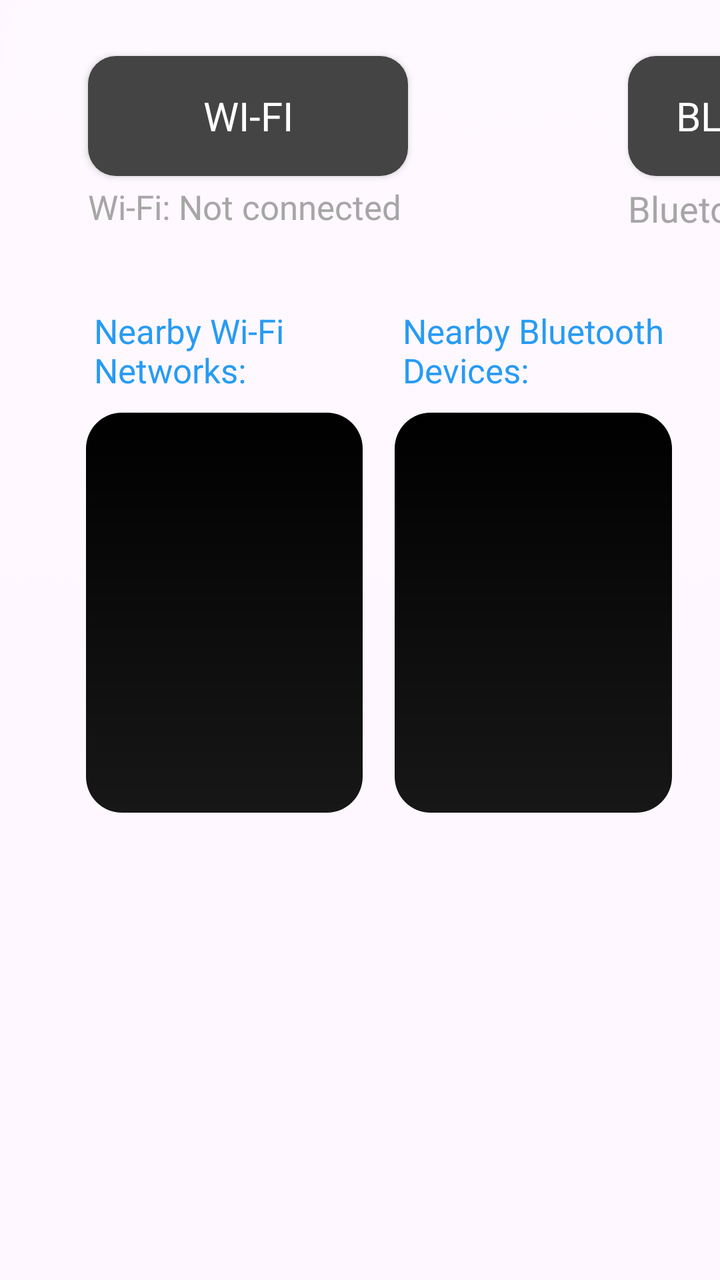
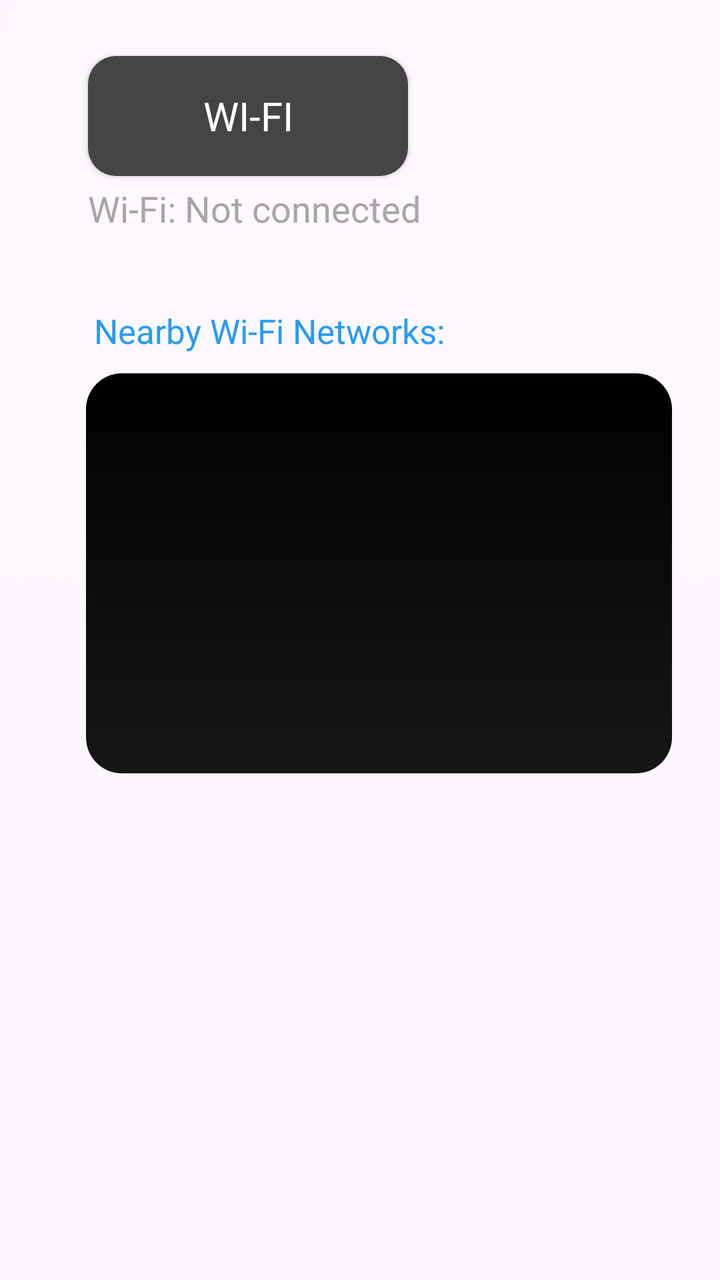

Screens rendered from an Android XML layout before and after an edit, with the pre-edit source and the edit as a unified diff.
<!-- AndroidManifest.xml: application theme Theme.rideOS -->
<!-- res/layout/activity_wireless_fragment.xml -->
<?xml version="1.0" encoding="utf-8"?>
<androidx.constraintlayout.widget.ConstraintLayout xmlns:android="http://schemas.android.com/apk/res/android"
    xmlns:app="http://schemas.android.com/apk/res-auto"
    xmlns:tools="http://schemas.android.com/tools"
    android:layout_width="1001dp"
    android:layout_height="418dp"
    android:background="@drawable/fragmentbg"
    tools:context="com.fanconn.rideOS.menu.WirelessFragment">

    
    <Button
        android:id="@+id/bluetoothToggle"
        android:layout_width="160dp"
        android:layout_height="60dp"
        android:layout_marginStart="314dp"
        android:layout_marginTop="28dp"
        android:background="@drawable/rounded_button1"
        android:backgroundTint="#444444"
        android:fontFamily="@font/kanit"
        android:text="Bluetooth"
        android:textColor="#FFFFFF"
        android:textSize="20dp"
        app:layout_constraintStart_toStartOf="parent"
        app:layout_constraintTop_toTopOf="parent" />

    
    <Button
        android:id="@+id/wifiToggle"
        android:layout_width="160dp"
        android:layout_height="60dp"
        android:layout_marginStart="44dp"
        android:layout_marginTop="28dp"
        android:background="@drawable/rounded_button1"
        android:backgroundTint="#444444"
        android:fontFamily="@font/kanit"
        android:text="Wi-Fi"
        android:textColor="#FFFFFF"
        android:textSize="20dp"
        app:layout_constraintStart_toStartOf="parent"
        app:layout_constraintTop_toTopOf="parent" />

    
    <TextView
        android:id="@+id/bluetoothStatus"
        android:layout_width="450dp"
        android:layout_height="wrap_content"
        android:layout_marginStart="314dp"
        android:layout_marginTop="92dp"
        android:fontFamily="@font/kanitlite"
        android:text="Bluetooth: Not connected"
        android:textColor="#A6A6A6"
        android:textSize="18dp"
        app:layout_constraintStart_toStartOf="parent"
        app:layout_constraintTop_toTopOf="parent" />

    
    <TextView
        android:id="@+id/wifiStatus"
        android:layout_width="260dp"
        android:layout_height="wrap_content"
        android:layout_marginStart="44dp"
        android:layout_marginTop="92dp"
        android:fontFamily="@font/kanitlite"
        android:text="Wi-Fi: Not connected"
        android:textColor="#A6A6A6"
        android:textSize="17dp"
        app:layout_constraintStart_toStartOf="parent"
        app:layout_constraintTop_toTopOf="parent" />

    
    <LinearLayout
        android:id="@+id/wifiSectionLayout"
        android:layout_width="match_parent"
        android:layout_height="wrap_content"
        android:orientation="horizontal"
        android:layout_marginTop="130dp"
        android:layout_marginStart="19dp"
        android:padding="16dp"
        app:layout_constraintTop_toTopOf="parent"
        app:layout_constraintEnd_toEndOf="parent">

        
        <LinearLayout
            android:layout_width="0dp"
            android:layout_height="wrap_content"
            android:layout_weight="1"
            android:orientation="vertical"
            android:padding="8dp">

            <TextView
                android:layout_width="match_parent"
                android:layout_height="wrap_content"
                android:text="Nearby Wi-Fi Networks:"
                android:layout_marginBottom="10dp"
                android:textSize="17dp"
                android:layout_marginStart="4dp"
                android:textColor="#279BF4" />

            <ListView
                android:id="@+id/wifiNetworksList"
                android:layout_width="match_parent"
                android:layout_height="200dp"
                android:background="@drawable/gradientwirelesscards_bg"
                android:divider="@android:color/transparent"
                android:dividerHeight="8dp"
                android:listSelector="@android:color/transparent" />


        </LinearLayout>

        
        <LinearLayout
            android:layout_width="0dp"
            android:layout_height="wrap_content"
            android:layout_weight="1"
            android:orientation="vertical"
            android:padding="8dp">

            <TextView
                android:layout_width="match_parent"
                android:layout_height="wrap_content"
                android:text="Nearby Bluetooth Devices:"
                android:layout_marginBottom="10dp"
                android:textSize="17dp"
                android:layout_marginStart="4dp"
                android:textColor="#279BF4" />

            <ListView
                android:id="@+id/bluetoothDevicesList"
                android:layout_width="match_parent"
                android:layout_height="200dp"
                android:background="@drawable/gradientwirelesscards_bg"
                android:divider="@android:color/transparent"
                android:dividerHeight="8dp"
                android:listSelector="@android:color/transparent"/>
        </LinearLayout>
    </LinearLayout>

    
    <ImageView
        android:id="@+id/line"
        android:layout_width="wrap_content"
        android:layout_height="wrap_content"
        android:layout_marginTop="126dp"
        android:src="@drawable/line"
        app:layout_constraintEnd_toEndOf="parent"
        app:layout_constraintTop_toTopOf="parent" />

    <ImageView
        android:id="@+id/imageView"
        android:layout_width="wrap_content"
        android:layout_height="wrap_content"
        android:layout_marginStart="20dp"
        android:layout_marginTop="14dp"
        android:src="@drawable/wifi_icon_on_wireless"
        app:layout_constraintStart_toStartOf="@+id/wifiToggle"
        app:layout_constraintTop_toTopOf="@+id/wifiToggle" />

    <ImageView
        android:id="@+id/bluetoticon"
        android:layout_width="28dp"
        android:layout_height="30dp"
        android:layout_marginStart="8dp"
        android:layout_marginTop="15dp"
        android:src="@drawable/blutooth_icon_wireless"
        app:layout_constraintStart_toStartOf="@+id/bluetoothToggle"
        app:layout_constraintTop_toTopOf="@+id/bluetoothToggle" />

</androidx.constraintlayout.widget.ConstraintLayout>
<!-- resources referenced by this layout -->
<resources>
  <!-- drawable blutooth_icon_wireless: png bitmap (drawable, 391 bytes) -->
  <!-- drawable fragmentbg: png bitmap (drawable, 51812 bytes) -->
  <!-- drawable gradientwirelesscards_bg (drawable) -->
  <shape xmlns:android="http://schemas.android.com/apk/res/android"
      android:shape="rectangle">
      <corners android:radius="18dp" /> 
      <gradient
          android:startColor="#000000"
          android:endColor="#171717"
          android:angle="55" />
      <padding
          android:left="8dp"
          android:top="8dp"
          android:right="8dp"
          android:bottom="8dp" />
  </shape>
  <!-- drawable line: png bitmap (drawable, 899 bytes) -->
  <!-- drawable rounded_button1 (drawable) -->
  <?xml version="1.0" encoding="utf-8"?>
  <shape xmlns:android="http://schemas.android.com/apk/res/android"
      android:shape="rectangle">
  
      
      <solid android:color="#444444" />
  
      
      <corners android:radius="14dp" /> 
  
  </shape>
  <!-- drawable wifi_icon_on_wireless: png bitmap (drawable, 492 bytes) -->
  <style name="Theme.rideOS" parent="Base.Theme.rideOS" />
  <style name="Base.Theme.rideOS" parent="Theme.Material3.DayNight.NoActionBar">
          
          
      </style>
</resources>

<!-- the commit's change to res/layout/activity_wireless_fragment.xml (unified diff, before → after) -->
@@ -8,20 +8,20 @@
     tools:context="com.fanconn.rideOS.menu.WirelessFragment">
 
     
-    <Button
-        android:id="@+id/bluetoothToggle"
-        android:layout_width="160dp"
-        android:layout_height="60dp"
-        android:layout_marginStart="314dp"
-        android:layout_marginTop="28dp"
-        android:background="@drawable/rounded_button1"
-        android:backgroundTint="#444444"
-        android:fontFamily="@font/kanit"
-        android:text="Bluetooth"
-        android:textColor="#FFFFFF"
-        android:textSize="20dp"
-        app:layout_constraintStart_toStartOf="parent"
-        app:layout_constraintTop_toTopOf="parent" />
+
+
+
+
+
+
+
+
+
+
+
+
+
+
 
     
     <Button
@@ -44,8 +44,8 @@
         android:id="@+id/bluetoothStatus"
         android:layout_width="450dp"
         android:layout_height="wrap_content"
-        android:layout_marginStart="314dp"
-        android:layout_marginTop="92dp"
+        android:layout_marginStart="374dp"
+        android:layout_marginTop="91dp"
         android:fontFamily="@font/kanitlite"
         android:text="Bluetooth: Not connected"
         android:textColor="#A6A6A6"
@@ -56,14 +56,14 @@
     
     <TextView
         android:id="@+id/wifiStatus"
-        android:layout_width="260dp"
+        android:layout_width="320dp"
         android:layout_height="wrap_content"
         android:layout_marginStart="44dp"
         android:layout_marginTop="92dp"
         android:fontFamily="@font/kanitlite"
         android:text="Wi-Fi: Not connected"
         android:textColor="#A6A6A6"
-        android:textSize="17dp"
+        android:textSize="18dp"
         app:layout_constraintStart_toStartOf="parent"
         app:layout_constraintTop_toTopOf="parent" />
 
@@ -109,31 +109,31 @@
         </LinearLayout>
 
         
-        <LinearLayout
-            android:layout_width="0dp"
-            android:layout_height="wrap_content"
-            android:layout_weight="1"
-            android:orientation="vertical"
-            android:padding="8dp">
 
-            <TextView
-                android:layout_width="match_parent"
-                android:layout_height="wrap_content"
-                android:text="Nearby Bluetooth Devices:"
-                android:layout_marginBottom="10dp"
-                android:textSize="17dp"
-                android:layout_marginStart="4dp"
-                android:textColor="#279BF4" />
 
-            <ListView
-                android:id="@+id/bluetoothDevicesList"
-                android:layout_width="match_parent"
-                android:layout_height="200dp"
-                android:background="@drawable/gradientwirelesscards_bg"
-                android:divider="@android:color/transparent"
-                android:dividerHeight="8dp"
-                android:listSelector="@android:color/transparent"/>
-        </LinearLayout>
+
+
+
+
+
+
+
+
+
+
+
+
+
+
+
+
+
+
+
+
+
+
+
     </LinearLayout>
 
     
@@ -156,14 +156,14 @@
         app:layout_constraintStart_toStartOf="@+id/wifiToggle"
         app:layout_constraintTop_toTopOf="@+id/wifiToggle" />
 
-    <ImageView
-        android:id="@+id/bluetoticon"
-        android:layout_width="28dp"
-        android:layout_height="30dp"
-        android:layout_marginStart="8dp"
-        android:layout_marginTop="15dp"
-        android:src="@drawable/blutooth_icon_wireless"
-        app:layout_constraintStart_toStartOf="@+id/bluetoothToggle"
-        app:layout_constraintTop_toTopOf="@+id/bluetoothToggle" />
+
+
+
+
+
+
+
+
+
 
 </androidx.constraintlayout.widget.ConstraintLayout>
<!-- resource entries referenced after the edit -->
@@ -1,6 +1,5 @@
 <!-- resources referenced by this layout -->
 <resources>
-  <!-- drawable blutooth_icon_wireless: png bitmap (drawable, 391 bytes) -->
   <!-- drawable fragmentbg: png bitmap (drawable, 51812 bytes) -->
   <!-- drawable gradientwirelesscards_bg (drawable) -->
   <shape xmlns:android="http://schemas.android.com/apk/res/android"
